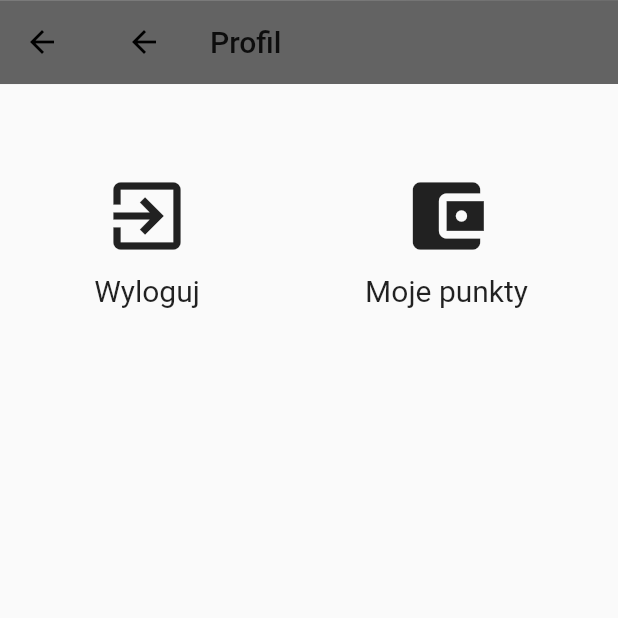
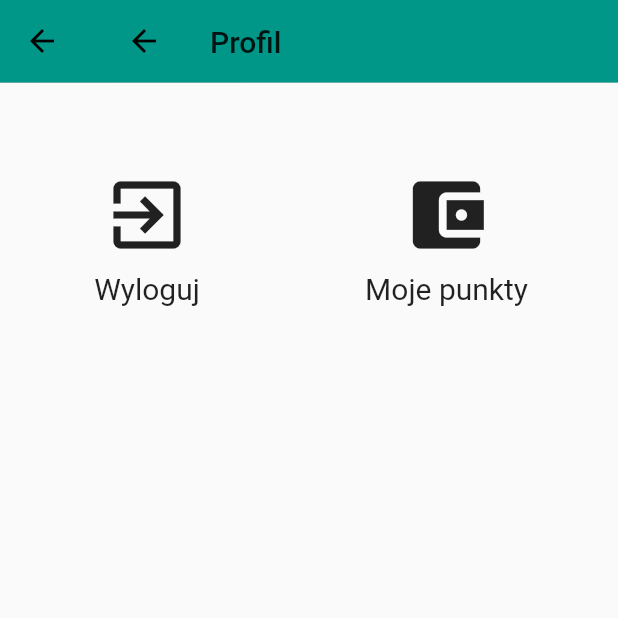
Before and after one commit to Falynsky/smartmarkt_client, a Flutter app: the ProfilePage screen opened directly, on a phone screen of 412 x 824 dp, the top half of it. Run offline on Flutter 3.47's test engine with Material 2 defaults, Android fonts, the phone set to English and light mode, and no system bars; our stand-ins replace bloc, equatable, flutter_bloc; missing offline and left inert: barcode_scan; network calls fail.

```diff
--- /dev/null
+++ b/lib/components/pages_app_bar.dart
@@ -0,0 +1,50 @@
+import 'package:flutter/material.dart';
+import 'package:flutter_bloc/flutter_bloc.dart';
+import 'package:smartmarktclient/bloc/home_route/route_bloc.dart';
+import 'package:smartmarktclient/bloc/home_route/route_event.dart';
+
+class PagesAppBar extends StatefulWidget {
+  final String title;
+
+  PagesAppBar({@required this.title});
+
+  @override
+  _PagesAppBarState createState() => _PagesAppBarState();
+}
+
+class _PagesAppBarState extends State<PagesAppBar> {
+  RouteBloc _routeBloc;
+  String _title;
+
+  @override
+  void initState() {
+    super.initState();
+    _routeBloc = BlocProvider.of<RouteBloc>(context);
+    _title = widget.title;
+  }
+
+  @override
+  Widget build(BuildContext context) {
+    return AppBar(
+      title: Center(
+        child: Row(
+          children: <Widget>[
+            IconButton(
+              icon: Icon(Icons.arrow_back),
+              onPressed: () => _backToMainPage(),
+            ),
+            SizedBox(width: 20),
+            Text(_title),
+          ],
+        ),
+      ),
+      elevation: .1,
+      backgroundColor: Colors.teal,
+    );
+  }
+
+  void _backToMainPage() {
+    final LoadMainMenuEvent loadMainMenuEvent = LoadMainMenuEvent();
+    _routeBloc.add(LoadMainMenuEvent());
+  }
+}
--- a/lib/views/pages/profile_page.dart
+++ b/lib/views/pages/profile_page.dart
@@ -1,6 +1,7 @@
 import 'package:flutter/material.dart';
 import 'package:flutter_bloc/flutter_bloc.dart';
 import 'package:smartmarktclient/bloc/bloc.dart';
+import 'package:smartmarktclient/components/pages_app_bar.dart';
 import 'package:smartmarktclient/http/http_service.dart';
 
 class ProfilePage extends StatefulWidget {
@@ -20,23 +21,9 @@ class _ProfilePageState extends State<ProfilePage> {
   @override
   Widget build(BuildContext context) {
     return Scaffold(
-      appBar: AppBar(
-        title: Center(
-          child: Row(
-            children: <Widget>[
-              IconButton(
-                icon: Icon(Icons.arrow_back),
-                onPressed: () {
-                  _routeBloc.add(LoadMainMenuEvent());
-                },
-              ),
-              SizedBox(width: 20),
-              Text("Profil"),
-            ],
-          ),
-        ),
-        elevation: .1,
-        backgroundColor: Colors.black45,
+      appBar: PreferredSize(
+        preferredSize: const Size.fromHeight(55),
+        child: PagesAppBar(title: "Profil"),
       ),
       body: Container(
         child: Column(
```
Also changed, not shown: lib/bloc/scanner/scanner_bloc.dart (added, +42 -0 lines), lib/bloc/scanner/scanner_event.dart (added, +25 -0 lines), lib/bloc/scanner/scanner_state.dart (added, +34 -0 lines), lib/providers/scanner_provider.dart (added, +21 -0 lines), lib/repositories/scanner_repository.dart (added, +25 -0 lines), lib/views/pages/basket_page.dart (+4 -12 lines), lib/views/pages/products/product_types_page.dart (+4 -18 lines), lib/views/pages/sales_page.dart (+4 -17 lines), lib/views/pages/scanner_page.dart (+78 -43 lines), lib/views/pages/settings_page.dart (+4 -17 lines).
